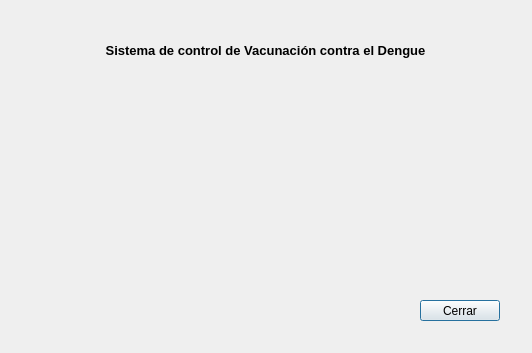
Above: PAF_GUI/PAF_GRAFICA/gui/aboutgui.ui from JMOrbegoso/USS-2021-II-PP before the change. Below: the same form after it.
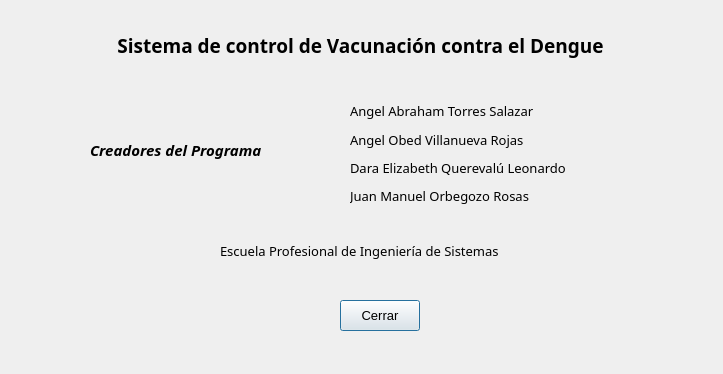
That is the form after the change.

Commit message: realicé acerca de, y eliminé la class edit almacen

Diff of the .ui file:
```diff
--- a/PAF_GUI/PAF_GRAFICA/gui/aboutgui.ui
+++ b/PAF_GUI/PAF_GRAFICA/gui/aboutgui.ui
@@ -6,8 +6,8 @@
    <rect>
     <x>0</x>
     <y>0</y>
-    <width>532</width>
-    <height>353</height>
+    <width>723</width>
+    <height>374</height>
    </rect>
   </property>
   <property name="windowTitle">
@@ -16,15 +16,16 @@
   <widget class="QLabel" name="label">
    <property name="geometry">
     <rect>
-     <x>70</x>
-     <y>40</y>
-     <width>391</width>
-     <height>20</height>
+     <x>110</x>
+     <y>30</y>
+     <width>501</width>
+     <height>31</height>
     </rect>
    </property>
    <property name="font">
     <font>
-     <pointsize>10</pointsize>
+     <family>Bodoni MT</family>
+     <pointsize>14</pointsize>
      <weight>75</weight>
      <bold>true</bold>
     </font>
@@ -39,16 +40,126 @@
   <widget class="QPushButton" name="cmdClose">
    <property name="geometry">
     <rect>
-     <x>420</x>
+     <x>340</x>
      <y>300</y>
      <width>80</width>
-     <height>21</height>
+     <height>31</height>
     </rect>
    </property>
+   <property name="font">
+    <font>
+     <pointsize>10</pointsize>
+    </font>
+   </property>
    <property name="text">
     <string>Cerrar</string>
    </property>
   </widget>
+  <widget class="QWidget" name="verticalLayoutWidget">
+   <property name="geometry">
+    <rect>
+     <x>350</x>
+     <y>100</y>
+     <width>271</width>
+     <height>107</height>
+    </rect>
+   </property>
+   <layout class="QVBoxLayout" name="verticalLayout">
+    <item>
+     <widget class="QLabel" name="label_2">
+      <property name="font">
+       <font>
+        <family>Bodoni MT</family>
+        <pointsize>10</pointsize>
+       </font>
+      </property>
+      <property name="text">
+       <string>Angel Abraham Torres Salazar</string>
+      </property>
+     </widget>
+    </item>
+    <item>
+     <widget class="QLabel" name="label_3">
+      <property name="font">
+       <font>
+        <family>Bodoni MT</family>
+        <pointsize>10</pointsize>
+       </font>
+      </property>
+      <property name="text">
+       <string>Angel Obed Villanueva Rojas</string>
+      </property>
+     </widget>
+    </item>
+    <item>
+     <widget class="QLabel" name="label_4">
+      <property name="font">
+       <font>
+        <family>Bodoni MT</family>
+        <pointsize>10</pointsize>
+       </font>
+      </property>
+      <property name="text">
+       <string>Dara Elizabeth Querevalú Leonardo</string>
+      </property>
+     </widget>
+    </item>
+    <item>
+     <widget class="QLabel" name="label_5">
+      <property name="font">
+       <font>
+        <family>Bodoni MT</family>
+        <pointsize>10</pointsize>
+       </font>
+      </property>
+      <property name="text">
+       <string>Juan Manuel Orbegozo Rosas</string>
+      </property>
+     </widget>
+    </item>
+   </layout>
+  </widget>
+  <widget class="QLabel" name="label_6">
+   <property name="geometry">
+    <rect>
+     <x>90</x>
+     <y>140</y>
+     <width>211</width>
+     <height>20</height>
+    </rect>
+   </property>
+   <property name="font">
+    <font>
+     <family>Bodoni MT</family>
+     <pointsize>11</pointsize>
+     <weight>75</weight>
+     <italic>true</italic>
+     <bold>true</bold>
+    </font>
+   </property>
+   <property name="text">
+    <string>Creadores del Programa</string>
+   </property>
+  </widget>
+  <widget class="QLabel" name="label_7">
+   <property name="geometry">
+    <rect>
+     <x>220</x>
+     <y>240</y>
+     <width>321</width>
+     <height>21</height>
+    </rect>
+   </property>
+   <property name="font">
+    <font>
+     <family>Bodoni MT</family>
+     <pointsize>10</pointsize>
+    </font>
+   </property>
+   <property name="text">
+    <string>Escuela Profesional de Ingeniería de Sistemas</string>
+   </property>
+  </widget>
  </widget>
  <resources/>
  <connections/>
```
The commit also changes 9 other files.
